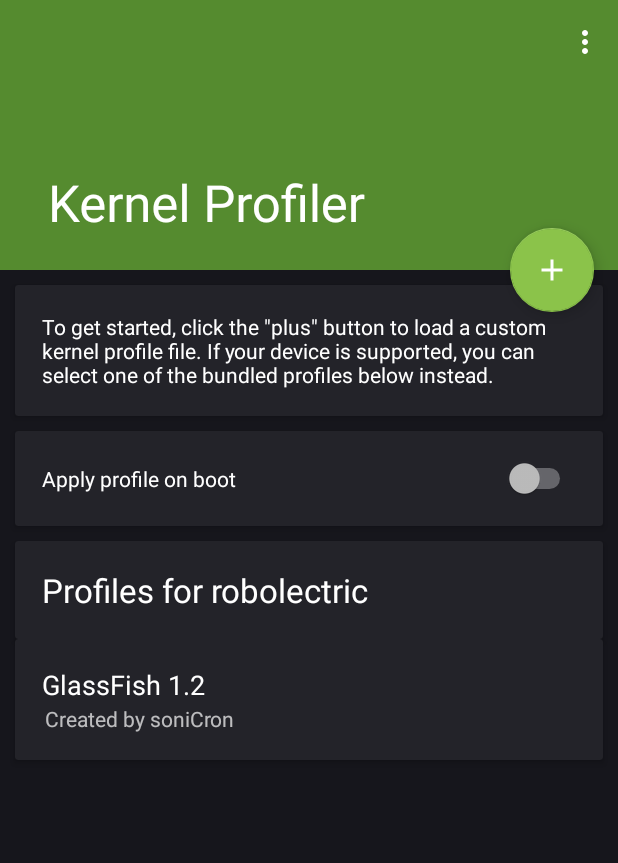
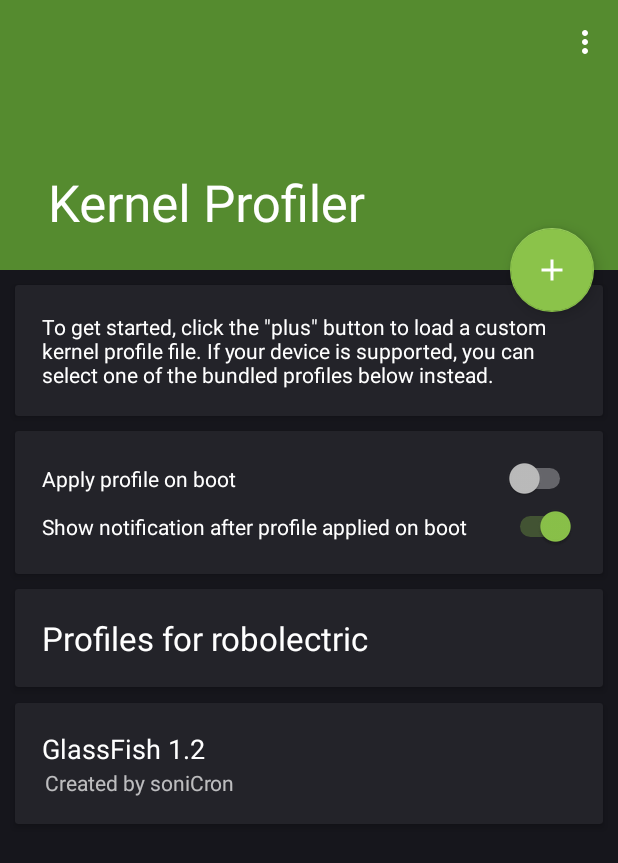
Before and after one commit to frap129/KernelProfiler, an Android app: the screen it shows after launch (MainActivity), on a phone screen of 412 x 824 dp. Shown: the top 863 px of the screen. Run offline under Robolectric (Android 15) with nearby library versions, the phone set to English and light mode, and no system bars; libraries missing offline, so code that uses them is left out: eu.chainfire.libsuperuser; 1 statement that could not run was skipped.

Commit message:
Add boot notification
Signed-off-by: Joe Maples <joe@frap129.org>

```diff
--- a/app/src/main/java/org/frap129/kernelprofiler/MainActivity.java
+++ b/app/src/main/java/org/frap129/kernelprofiler/MainActivity.java
@@ -58,10 +58,13 @@ public class MainActivity extends AppCompatActivity {
         if (!checkSU())
             return;
 
-        // Make sure apply on boot shows the correct state
+        // Make sure boot switches shows the correct state
         final Switch applyOnBoot = (Switch) findViewById(R.id.boot);
         SharedPreferences boot = getApplication().getSharedPreferences("onBoot", Context.MODE_PRIVATE);
+        final Switch notiOnBoot = (Switch) findViewById(R.id.bootNoti);
+        SharedPreferences bootNoti = getApplication().getSharedPreferences("onBootNoti", Context.MODE_PRIVATE);
         applyOnBoot.setChecked(boot.getBoolean("onBoot", false));
+        notiOnBoot.setChecked(bootNoti.getBoolean("onBootNoti", true));
 
         // Set current profile text
         SharedPreferences prof = getApplication().getSharedPreferences("profile", Context.MODE_PRIVATE);
@@ -112,6 +115,24 @@ public class MainActivity extends AppCompatActivity {
                     editor.putBoolean("onBoot", false);
                     editor.apply();
                     snack("Profile won't be applied on boot.");
+                }
+            }
+        });
+
+        notiOnBoot.setOnClickListener(new View.OnClickListener() {
+            @Override
+            public void onClick(View v) {
+                SharedPreferences prefs = getApplication().getSharedPreferences("onBootNoti", Context.MODE_PRIVATE);
+                SharedPreferences.Editor editor = prefs.edit();
+
+                if (notiOnBoot.isChecked()) {
+                    editor.putBoolean("onBootNoti", true);
+                    editor.apply();
+                    snack("Notification will be sent on boot.");
+                } else {
+                    editor.putBoolean("onBootNoti", false);
+                    editor.apply();
+                    snack("Notification won't be sent on boot.");
                 }
             }
         });
@@ -451,7 +472,7 @@ public class MainActivity extends AppCompatActivity {
 
     // Method that handles device and creates cards
     private void deviceCards(String device) {
-        if (device.contains("Nexus 6P")) {
+        if (device.contains("Nexus 6d")) {
             CardView glassCannon = (CardView) findViewById(R.id.glassCannon);
             glassCannon.setVisibility(View.VISIBLE);
             glassCannon.setOnClickListener(new View.OnClickListener() {
--- a/app/src/main/res/layout/content_main.xml
+++ b/app/src/main/res/layout/content_main.xml
@@ -8,7 +8,7 @@
     tools:context="org.frap129.kernelprofiler.MainActivity"
     tools:showIn="@layout/activity_main">
 
-    <LinearLayout xmlns:android="http://schemas.android.com/apk/res/android"
+    <RelativeLayout xmlns:android="http://schemas.android.com/apk/res/android"
         xmlns:app="http://schemas.android.com/apk/res-auto"
         android:orientation="vertical"
         android:layout_width="match_parent"
@@ -22,6 +22,7 @@
             android:layout_marginTop="10dp"
             android:layout_marginStart="10dp"
             android:layout_marginEnd="10dp"
+            android:layout_alignParentTop="true"
             android:clickable="true"
             app:cardElevation="@dimen/card_elevation"
             app:contentPadding="18dp">
@@ -40,6 +41,7 @@
             android:layout_marginTop="10dp"
             android:layout_marginStart="10dp"
             android:layout_marginEnd="10dp"
+            android:layout_below="@id/infoCard"
             android:clickable="true"
             app:cardElevation="@dimen/card_elevation"
             app:contentPadding="18dp">
@@ -47,8 +49,17 @@
                 android:id="@+id/boot"
                 android:layout_width="match_parent"
                 android:layout_height="0dp"
-                android:layout_gravity="center"
+                android:layout_gravity="top"
+                android:layout_marginBottom="32dp"
                 android:text="@string/bootText"
+                android:textColor="@android:color/white"/>
+            <Switch
+                android:id="@+id/bootNoti"
+                android:layout_width="match_parent"
+                android:layout_height="0dp"
+                android:layout_gravity="bottom"
+                android:layout_marginTop="32dp"
+                android:text="@string/bootNotiText"
                 android:textColor="@android:color/white"/>
         </android.support.v7.widget.CardView>
 
@@ -57,8 +68,10 @@
             android:layout_width="match_parent"
             android:layout_height="wrap_content"
             android:layout_marginTop="10dp"
+            android:layout_marginBottom="5dp"
             android:layout_marginStart="10dp"
             android:layout_marginEnd="10dp"
+            android:layout_below="@id/bootCard"
             android:clickable="true"
             app:cardElevation="@dimen/card_elevation"
             app:contentPadding="18dp">
@@ -74,10 +87,11 @@
             android:id="@+id/glassCannon"
             android:layout_width="match_parent"
             android:layout_height="wrap_content"
-            android:layout_marginTop="10dp"
-            android:layout_marginBottom="10dp"
+            android:layout_marginTop="5dp"
+            android:layout_marginBottom="5dp"
             android:layout_marginStart="10dp"
             android:layout_marginEnd="10dp"
+            android:layout_below="@id/deviceCard"
             android:clickable="true"
             app:cardElevation="@dimen/card_elevation"
             app:contentPadding="18dp"
@@ -103,14 +117,17 @@
             android:id="@+id/drunkSauceLite"
             android:layout_width="match_parent"
             android:layout_height="wrap_content"
-            android:layout_marginBottom="10dp"
+            android:layout_marginTop="5dp"
+            android:layout_marginBottom="5dp"
             android:layout_marginStart="10dp"
             android:layout_marginEnd="10dp"
+            android:layout_below="@id/glassCannon"
             android:clickable="true"
             app:cardElevation="@dimen/card_elevation"
             app:contentPadding="18dp"
             android:visibility="gone">
             <TextView
+                android:id="@+id/drunkSauceLiteTitle"
                 android:layout_marginBottom="20dp"
                 android:layout_gravity="top"
                 android:layout_width="wrap_content"
@@ -123,6 +140,7 @@
                 android:layout_marginStart="2dp"
                 android:layout_width="wrap_content"
                 android:layout_height="wrap_content"
+                android:layout_below="@id/drunkSauceLiteTitle"
                 android:textSize="14sp"
                 android:text="@string/alcolawl"/>
         </android.support.v7.widget.CardView>
@@ -131,9 +149,11 @@
             android:id="@+id/wingoku"
             android:layout_width="match_parent"
             android:layout_height="wrap_content"
-            android:layout_marginBottom="10dp"
+            android:layout_marginTop="5dp"
+            android:layout_marginBottom="5dp"
             android:layout_marginStart="10dp"
             android:layout_marginEnd="10dp"
+            android:layout_below="@id/drunkSauceLite"
             android:clickable="true"
             app:cardElevation="@dimen/card_elevation"
             app:contentPadding="18dp"
@@ -159,9 +179,11 @@
             android:id="@+id/ghostPepper"
             android:layout_width="match_parent"
             android:layout_height="wrap_content"
-            android:layout_marginBottom="10dp"
+            android:layout_marginTop="5dp"
+            android:layout_marginBottom="5dp"
             android:layout_marginStart="10dp"
             android:layout_marginEnd="10dp"
+            android:layout_below="@id/wingoku"
             android:clickable="true"
             app:cardElevation="@dimen/card_elevation"
             app:contentPadding="18dp"
@@ -187,9 +209,11 @@
             android:id="@+id/profCard0"
             android:layout_width="match_parent"
             android:layout_height="wrap_content"
-            android:layout_marginBottom="10dp"
+            android:layout_marginTop="5dp"
+            android:layout_marginBottom="5dp"
             android:layout_marginStart="10dp"
             android:layout_marginEnd="10dp"
+            android:layout_below="@id/ghostPepper"
             android:clickable="true"
             app:cardElevation="@dimen/card_elevation"
             app:contentPadding="18dp">
@@ -210,6 +234,6 @@
                 android:text="@string/sonicron"/>
         </android.support.v7.widget.CardView>
 
-    </LinearLayout>
+    </RelativeLayout>
 
 </android.support.v4.widget.NestedScrollView>
--- a/app/src/main/res/values/strings.xml
+++ b/app/src/main/res/values/strings.xml
@@ -11,6 +11,7 @@
     <string name="permText">Storage Permissions are required. Click OK to reshow permissions dialog.</string>
     <string name="fileSelect">Select a File</string>
     <string name="bootText">Apply profile on boot</string>
+    <string name="bootNotiText">Show notification after profile applied on boot</string>
     <string name="profileMenu">Profile loader</string>
 
     <!-- Profiles and Authors -->
@@ -26,6 +27,7 @@
 
     <!-- Shared Preferences -->
     <string name="onBoot">false</string>
+    <string name="onBootNoti">true</string>
     <string name="profile"/>
     <string name="profilePath"/>
 </resources>
```
Also changed, not shown: app/src/main/java/org/frap129/kernelprofiler/BootReceiver.java (+19 -3 lines), app/src/main/res/mipmap-xxxhdpi/ic_notification.png (added), 1 other file.
